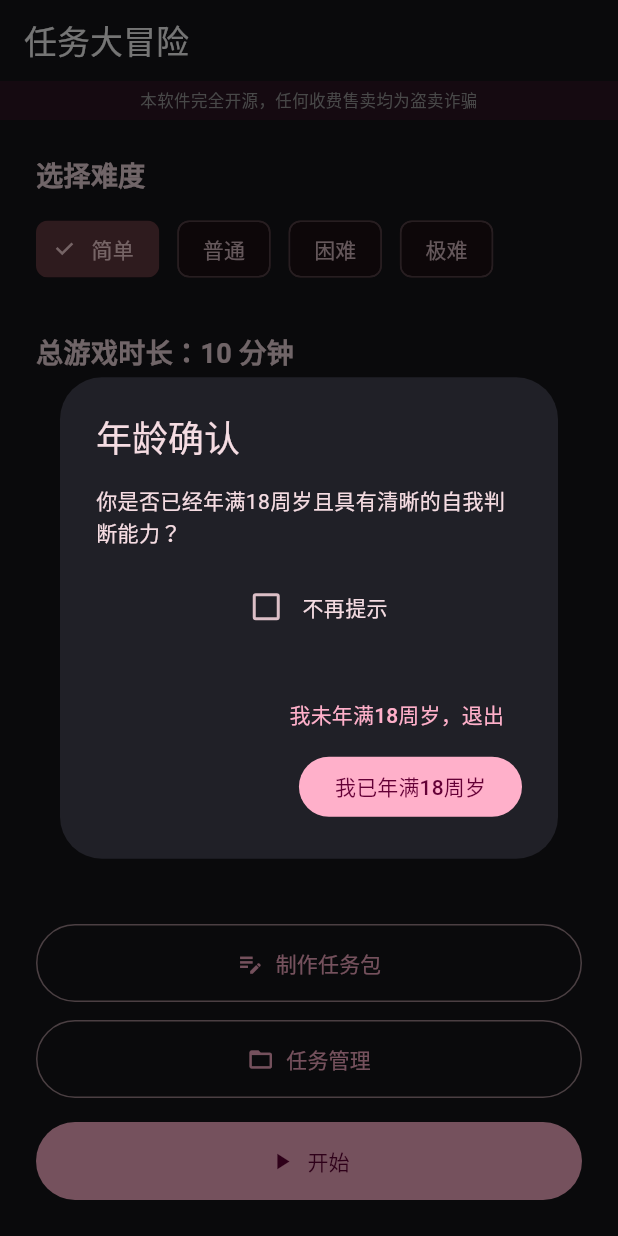
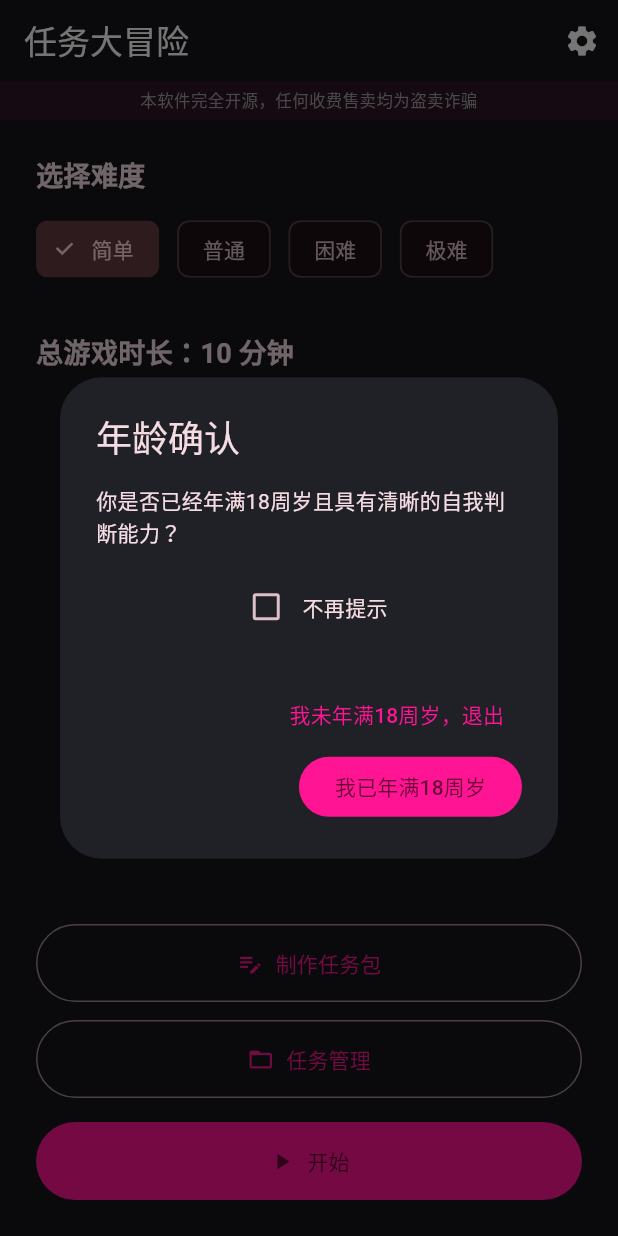
Before and after one commit to 166767/couple-task-game, a Flutter app: the screen it shows after launch, after a tap on "制作任务包", on a phone screen of 412 x 824 dp. Run offline on Flutter 3.47's test engine with Material 3 defaults, Android fonts, the phone set to English and light mode, and no system bars; our stand-ins replace file_picker, share_plus, shared_preferences; missing offline and left inert: charset.

```diff
--- a/lib/main.dart
+++ b/lib/main.dart
@@ -6,12 +6,20 @@ import 'pages/splash_page.dart';
 import 'services/storage_service.dart';
 import 'theme.dart';
 
+/// 全局主题状态：设置页切换主题时更新，MaterialApp 即时响应
+final ValueNotifier<AppTheme> themeNotifier =
+    ValueNotifier<AppTheme>(AppThemes.all.first);
+
 /// 应用入口：先初始化本地存储（首次内置示例任务包），再启动界面。
 /// 初始化异常或超时都不会阻塞启动，避免因存储插件问题导致黑屏。
 Future<void> main() async {
   WidgetsFlutterBinding.ensureInitialized();
+  final storage = StorageService();
   try {
-    await StorageService().init().timeout(const Duration(seconds: 5));
+    await storage.init().timeout(const Duration(seconds: 5));
+    // 读取已保存的主题
+    final themeId = await storage.getThemeId();
+    themeNotifier.value = AppThemes.byId(themeId);
   } catch (e) {
     // 初始化失败不阻塞启动：进入主页后若任务包为空，会提示"请先导入任务包"
     debugPrint('存储初始化失败（继续启动）: $e');
@@ -24,11 +32,17 @@ class TaskAdventureApp extends StatelessWidget {
 
   @override
   Widget build(BuildContext context) {
-    return MaterialApp(
-      title: '任务大冒险',
-      debugShowCheckedModeBanner: false,
-      theme: buildAppTheme(),
-      home: const SplashPage(),
+    // 监听主题切换，动态重建 MaterialApp
+    return ValueListenableBuilder<AppTheme>(
+      valueListenable: themeNotifier,
+      builder: (context, theme, _) {
+        return MaterialApp(
+          title: '任务大冒险',
+          debugShowCheckedModeBanner: false,
+          theme: buildAppTheme(theme),
+          home: const SplashPage(),
+        );
+      },
     );
   }
 }
--- a/lib/pages/home_page.dart
+++ b/lib/pages/home_page.dart
@@ -4,8 +4,8 @@ import 'package:flutter/services.dart';
 import '../models/difficulty.dart';
 import '../models/task_pack.dart';
 import '../services/storage_service.dart';
-import '../theme.dart';
 import 'game_page.dart';
+import 'settings_page.dart';
 import 'task_manager_page.dart';
 import 'task_pack_editor_page.dart';
 
@@ -93,11 +93,20 @@ class _HomePageState extends State<HomePage> {
     return Scaffold(
       appBar: AppBar(
         title: const Text('任务大冒险'),
+        actions: [
+          IconButton(
+            icon: const Icon(Icons.settings),
+            tooltip: '设置',
+            onPressed: () => Navigator.of(context).push(
+              MaterialPageRoute(builder: (_) => const SettingsPage()),
+            ),
+          ),
+        ],
         bottom: PreferredSize(
           preferredSize: const Size.fromHeight(24),
           child: Container(
             width: double.infinity,
-            color: AppColors.accent.withValues(alpha: 0.10),
+            color: Theme.of(context).colorScheme.primary.withValues(alpha: 0.10),
             padding: const EdgeInsets.symmetric(vertical: 5),
             child: const Text(
               '本软件完全开源，任何收费售卖均为盗卖诈骗',
--- a/lib/pages/splash_page.dart
+++ b/lib/pages/splash_page.dart
@@ -1,6 +1,5 @@
 import 'package:flutter/material.dart';
 
-import '../theme.dart';
 import 'home_page.dart';
 
 /// 开屏页：居中显示 LOGO（占位），透明度渐隐渐显动画约 2 秒，结束后跳转主页
@@ -59,16 +58,16 @@ class _SplashPageState extends State<SplashPage>
   @override
   Widget build(BuildContext context) {
     return Scaffold(
-      backgroundColor: AppColors.background,
+      backgroundColor: Theme.of(context).scaffoldBackgroundColor,
       body: Center(
         child: FadeTransition(
           opacity: _opacity,
-          child: const Text(
+          child: Text(
             'XiaoYi',
             style: TextStyle(
               fontSize: 48,
               fontWeight: FontWeight.bold,
-              color: AppColors.accent,
+              color: Theme.of(context).colorScheme.primary,
               letterSpacing: 4,
             ),
           ),
--- a/lib/services/storage_service.dart
+++ b/lib/services/storage_service.dart
@@ -13,6 +13,9 @@ class StorageService {
   static const String _kCurrentPackName = 'current_pack_name';
   static const String _kNoticeNoMore = 'notice_no_more';
   static const String _kOpenSourceNoMore = 'open_source_no_more';
+  static const String _kThemeId = 'theme_id';
+  static const String _kVibrationEnabled = 'vibration_enabled';
+  static const String _kPinnedPacks = 'pinned_packs';
   static const String _kInitialized = 'initialized';
 
   /// 内置示例任务包内容（首次启动自动内置）
@@ -116,4 +119,42 @@ class StorageService {
     final prefs = await SharedPreferences.getInstance();
     await prefs.setBool(_kOpenSourceNoMore, value);
   }
+
+  /// 读取当前主题 id（null 表示使用默认第一套）
+  Future<String?> getThemeId() async {
+    final prefs = await SharedPreferences.getInstance();
+    return prefs.getString(_kThemeId);
+  }
+
+  /// 设置当前主题 id
+  Future<void> setThemeId(String id) async {
+    final prefs = await SharedPreferences.getInstance();
+    await prefs.setString(_kThemeId, id);
+  }
+
+  /// 读取震动开关（默认开启）
+  Future<bool> getVibrationEnabled() async {
+    final prefs = await SharedPreferences.getInstance();
+    return prefs.getBool(_kVibrationEnabled) ?? true;
+  }
+
+  /// 设置震动开关
+  Future<void> setVibrationEnabled(bool value) async {
+    final prefs = await SharedPreferences.getInstance();
+    await prefs.setBool(_kVibrationEnabled, value);
+  }
+
+  /// 读取置顶任务包名称列表
+  Future<List<String>> getPinnedPacks() async {
+    final prefs = await SharedPreferences.getInstance();
+    final raw = prefs.getString(_kPinnedPacks);
+    if (raw == null || raw.isEmpty) return [];
+    return [for (final e in jsonDecode(raw) as List<dynamic>) e as String];
+  }
+
+  /// 保存置顶任务包名称列表
+  Future<void> setPinnedPacks(List<String> names) async {
+    final prefs = await SharedPreferences.getInstance();
+    await prefs.setString(_kPinnedPacks, jsonEncode(names));
+  }
 }
--- a/lib/theme.dart
+++ b/lib/theme.dart
@@ -1,40 +1,108 @@
 import 'package:flutter/material.dart';
 
-/// 全局配色：深灰偏黑背景 + 高饱和艳粉强调
-class AppColors {
-  AppColors._();
+/// 一套配色主题
+class AppTheme {
+  final String id;
+  final String name;
 
-  /// 高饱和艳粉（强调色）
-  static const Color accent = Color(0xFFFF1493);
+  /// 深色背景
+  final Color background;
 
-  /// 深灰偏黑背景
-  static const Color background = Color(0xFF16161A);
+  /// 表面色（卡片、弹窗）
+  final Color surface;
 
-  /// 深灰表面色（卡片、弹窗）
-  static const Color surface = Color(0xFF202027);
+  /// 强调色（高饱和）
+  final Color accent;
+
+  const AppTheme({
+    required this.id,
+    required this.name,
+    required this.background,
+    required this.surface,
+    required this.accent,
+  });
 }
 
-/// 构建应用主题（深色 + 艳粉）
-ThemeData buildAppTheme() {
+/// 全部可选主题
+class AppThemes {
+  AppThemes._();
+
+  static const List<AppTheme> all = [
+    AppTheme(
+      id: 'pink',
+      name: '暗夜粉',
+      background: Color(0xFF16161A),
+      surface: Color(0xFF202027),
+      accent: Color(0xFFFF1493),
+    ),
+    AppTheme(
+      id: 'gold',
+      name: '鎏金黑',
+      background: Color(0xFF0D0D0F),
+      surface: Color(0xFF1A1A1E),
+      accent: Color(0xFFFFC107),
+    ),
+    AppTheme(
+      id: 'cyan',
+      name: '深海青',
+      background: Color(0xFF0F141A),
+      surface: Color(0xFF1A2129),
+      accent: Color(0xFF00E5FF),
+    ),
+    AppTheme(
+      id: 'violet',
+      name: '暗夜紫',
+      background: Color(0xFF14121A),
+      surface: Color(0xFF1E1A26),
+      accent: Color(0xFFB388FF),
+    ),
+    AppTheme(
+      id: 'green',
+      name: '森林绿',
+      background: Color(0xFF0F1A14),
+      surface: Color(0xFF17241C),
+      accent: Color(0xFF00E676),
+    ),
+    AppTheme(
+      id: 'orange',
+      name: '落日橙',
+      background: Color(0xFF1A1010),
+      surface: Color(0xFF241715),
+      accent: Color(0xFFFF6D00),
+    ),
+  ];
+
+  /// 按 id 查找主题，找不到回退到第一套
+  static AppTheme byId(String? id) {
+    return all.firstWhere((t) => t.id == id, orElse: () => all.first);
+  }
+}
+
+/// 根据主题构建 ThemeData（深色 + 强调色）
+ThemeData buildAppTheme(AppTheme theme) {
+  final base = ColorScheme.fromSeed(
+    seedColor: theme.accent,
+    brightness: Brightness.dark,
+    // vibrant 变体让强调色更鲜艳、饱和度更高
+    dynamicSchemeVariant: DynamicSchemeVariant.vibrant,
+  );
+  // 覆盖 primary 为精确的强调色
+  final colorScheme = base.copyWith(primary: theme.accent);
+
   return ThemeData(
     useMaterial3: true,
-    colorScheme: ColorScheme.fromSeed(
-      seedColor: AppColors.accent,
-      brightness: Brightness.dark,
-      // vibrant 变体让粉色更鲜艳、饱和度更高
-      dynamicSchemeVariant: DynamicSchemeVariant.vibrant,
-    ),
-    scaffoldBackgroundColor: AppColors.background,
-    appBarTheme: const AppBarTheme(
-      backgroundColor: AppColors.background,
+    colorScheme: colorScheme,
+    scaffoldBackgroundColor: theme.background,
+    appBarTheme: AppBarTheme(
+      backgroundColor: theme.background,
       foregroundColor: Colors.white,
       elevation: 0,
     ),
-    cardTheme: const CardThemeData(
-      color: AppColors.surface,
+    cardTheme: CardThemeData(
+      color: theme.surface,
     ),
-    dialogTheme: const DialogThemeData(
-      backgroundColor: AppColors.surface,
+    dialogTheme: DialogThemeData(
+      backgroundColor: theme.surface,
     ),
   );
 }
--- a/pubspec.yaml
+++ b/pubspec.yaml
@@ -16,7 +16,7 @@ publish_to: 'none' # Remove this line if you wish to publish to pub.dev
 # https://developer.apple.com/library/archive/documentation/General/Reference/InfoPlistKeyReference/Articles/CoreFoundationKeys.html
 # In Windows, build-name is used as the major, minor, and patch parts
 # of the product and file versions while build-number is used as the build suffix.
-version: 1.3.0+3
+version: 1.4.0+4
 
 environment:
   sdk: ^3.13.5
```
Also changed, not shown: lib/pages/game_page.dart (+53 -8 lines), lib/pages/settings_page.dart (added, +112 -0 lines), lib/pages/task_manager_page.dart (+49 -7 lines).
